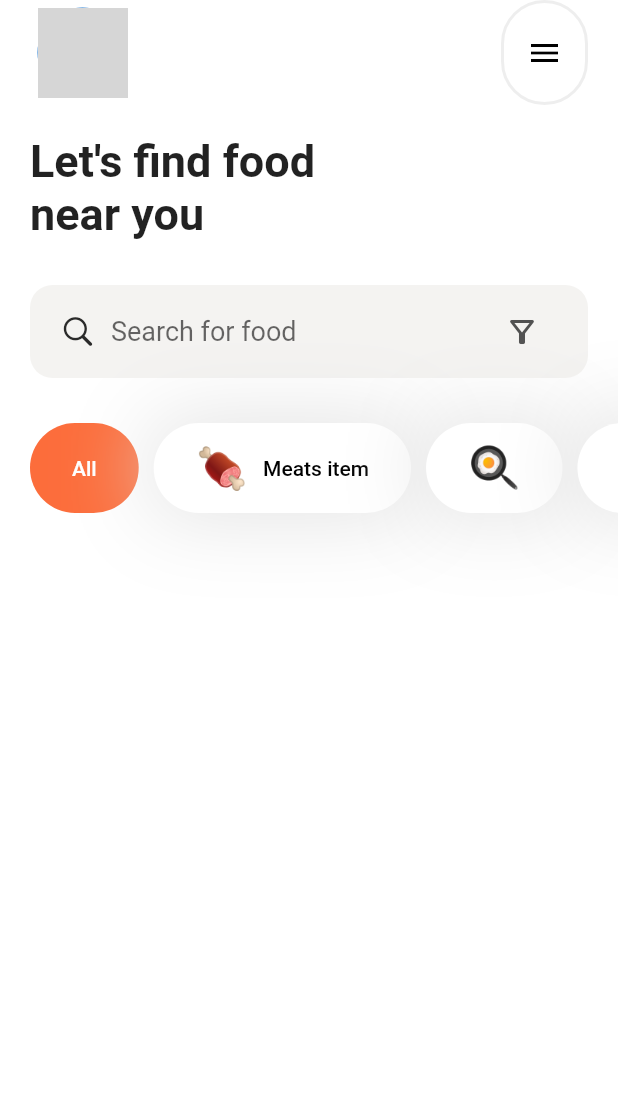
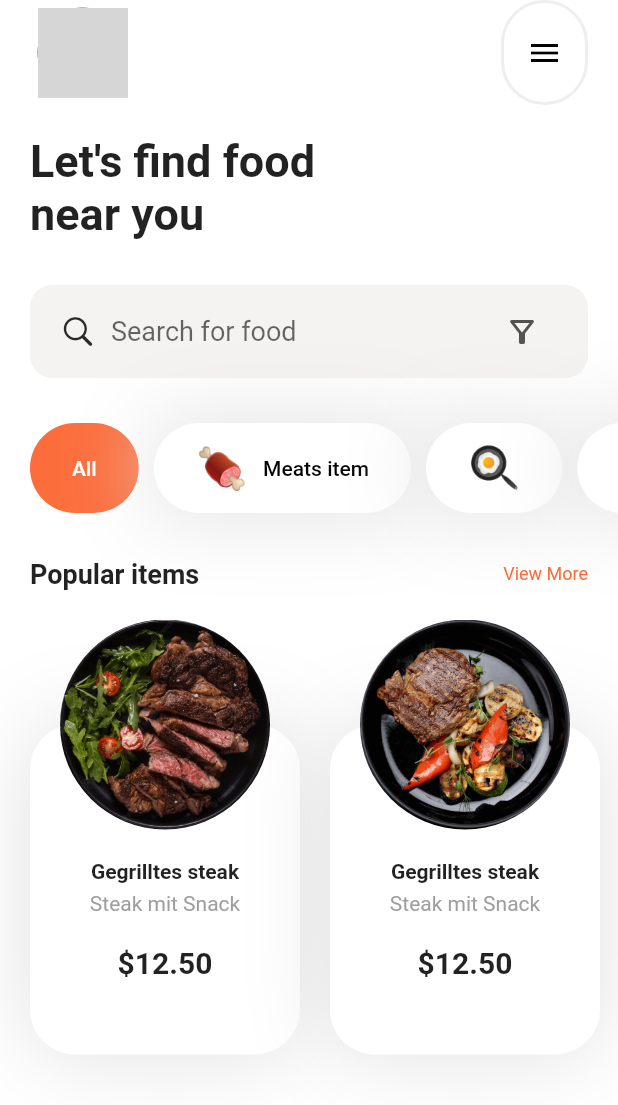
Before and after one commit to asharghi/play_around, a Flutter app: the screen it shows after launch, on a phone screen of 412 x 824 dp. Shown: the top 1105 px of the screen. Run offline on Flutter 3.47's test engine with Material 2 defaults, Android fonts, the phone set to English and light mode, and no system bars; our stand-ins replace auto_route; network calls fail; grey boxes are pictures that could not be loaded.

Commit message:
Added FoodItems()

```diff
--- a/lib/ui/food/screen/food_screen.dart
+++ b/lib/ui/food/screen/food_screen.dart
@@ -21,7 +21,7 @@ class FoodScreen extends StatelessWidget {
               child: const CircleAvatar(
                 radius: 20,
                 backgroundImage: NetworkImage(
-                  'https://images.pexels.com/photos/220453/pexels-photo-220453.jpeg?auto=compress&cs=tinysrgb&w=1200',
+                  'https://www.w3schools.com/w3images/avatar6.png',
                 ),
               ),
             )),
@@ -57,7 +57,30 @@ class FoodScreen extends StatelessWidget {
             const SizedBox(height: 30),
             const FoodSearchBar(),
             const SizedBox(height: 30),
-            FoodCategories()
+            FoodCategories(),
+            const SizedBox(height: 30),
+            Row(
+              mainAxisAlignment: MainAxisAlignment.spaceBetween,
+              children: [
+                const Text("Popular items",
+                    style: TextStyle(
+                      fontSize: 18,
+                      fontWeight: FontWeight.bold,
+                    )),
+                Padding(
+                  padding: const EdgeInsets.only(right: 20),
+                  child: Text(
+                    "View More",
+                    style: TextStyle(
+                      fontSize: 12,
+                      color: Theme.of(context).primaryColor,
+                    ),
+                  ),
+                ),
+              ],
+            ),
+            const SizedBox(height: 20),
+            const FoodItems(),
           ],
         ),
       ),
--- /dev/null
+++ b/lib/ui/food/widgets/food_item.dart
@@ -0,0 +1,80 @@
+import 'package:flutter/material.dart';
+
+class FoodItem extends StatelessWidget {
+  final String name;
+  final String description;
+  final String price;
+  final String image;
+
+  const FoodItem({
+    this.name = '',
+    this.description = '',
+    this.price = '',
+    this.image = '',
+    Key? key,
+  }) : super(key: key);
+
+  @override
+  Widget build(BuildContext context) {
+    return Stack(
+      children: [
+        SizedBox(
+          width: 180,
+          child: Container(
+            margin: const EdgeInsets.only(top: 70),
+            decoration: BoxDecoration(
+              color: Colors.white,
+              borderRadius: BorderRadius.circular(30),
+              boxShadow: [
+                BoxShadow(
+                  color: Colors.grey[300]!,
+                  blurRadius: 50.0,
+                  spreadRadius: 0.1,
+                ),
+              ],
+            ),
+            child: Padding(
+              padding: const EdgeInsets.only(top: 90.0),
+              child: Column(
+                children: [
+                  Text(name,
+                      style: const TextStyle(
+                        fontWeight: FontWeight.bold,
+                      )),
+                  const SizedBox(height: 5),
+                  Text(
+                    description,
+                    style: const TextStyle(color: Colors.grey),
+                  ),
+                  const SizedBox(height: 20),
+                  Text(
+                    price,
+                    style: const TextStyle(
+                      fontWeight: FontWeight.bold,
+                      fontSize: 20,
+                    ),
+                  ),
+                  const SizedBox(
+                    height: 20,
+                  ),
+                ],
+              ),
+            ),
+          ),
+        ),
+        Container(
+          margin: const EdgeInsets.symmetric(horizontal: 20),
+          width: 140,
+          height: 140,
+          decoration: BoxDecoration(
+            shape: BoxShape.circle,
+            image: DecorationImage(
+              image: AssetImage(image),
+              fit: BoxFit.scaleDown,
+            ),
+          ),
+        ),
+      ],
+    );
+  }
+}
--- /dev/null
+++ b/lib/ui/food/widgets/food_items.dart
@@ -0,0 +1,31 @@
+import 'package:flutter/material.dart';
+import 'food_item.dart';
+
+class FoodItems extends StatelessWidget {
+  const FoodItems({Key? key}) : super(key: key);
+
+  @override
+  Widget build(BuildContext context) {
+    return SizedBox(
+      height: 290,
+      child: ListView(
+        scrollDirection: Axis.horizontal,
+        children: const [
+          FoodItem(
+            name: 'Gegrilltes steak',
+            description: 'Steak mit Snack',
+            price: '\$12.50',
+            image: 'assets/plate_1.png',
+          ),
+          SizedBox(width: 20),
+          FoodItem(
+            name: 'Gegrilltes steak',
+            description: 'Steak mit Snack',
+            price: '\$12.50',
+            image: 'assets/plate_2.png',
+          ),
+        ],
+      ),
+    );
+  }
+}
--- a/lib/ui/food/widgets/food_widgets.dart
+++ b/lib/ui/food/widgets/food_widgets.dart
@@ -1,2 +1,3 @@
 export 'food_search_bar.dart';
 export 'food_categories.dart';
+export 'food_items.dart';
```
Also changed, not shown: assets/plate_1.png (added), assets/plate_2.png (added).
